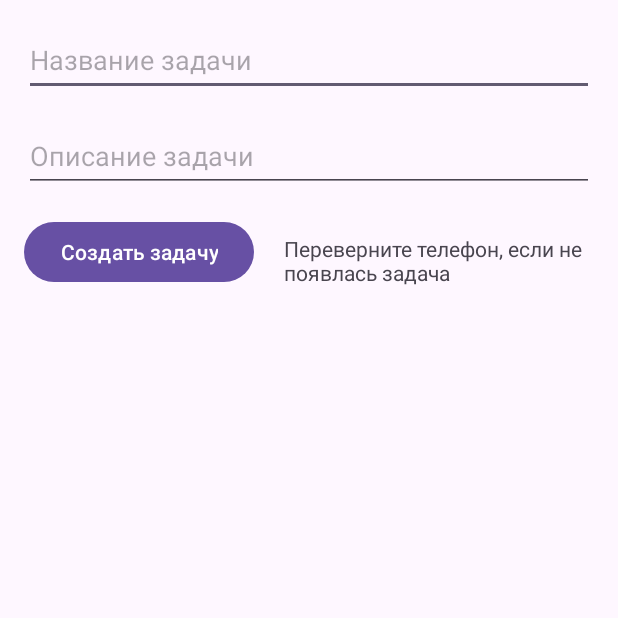
After one commit to daniiiiiiiiiiil/To-do-list, an Android app: the To_do_list screen opened directly, with no data from a screen before it, on a phone screen of 412 x 824 dp, the top half of it. The commit adds this screen. Run offline under Robolectric (Android 15) with nearby library versions, the phone set to English and light mode, and no system bars; our stand-ins replace Firebase (no records; nobody signed in at launch, a user with empty details on screens opened directly).

Commit message:
Практически все готово

```diff
--- a/app/build.gradle.kts
+++ b/app/build.gradle.kts
@@ -33,13 +33,13 @@ android {
 }
 
 dependencies {
-
     implementation(libs.appcompat)
     implementation(libs.material)
     implementation(libs.activity)
     implementation(libs.constraintlayout)
     implementation(libs.firebase.auth)
     implementation(libs.firebase.database)
+    implementation(libs.firebase.firestore)
     testImplementation(libs.junit)
     androidTestImplementation(libs.ext.junit)
     androidTestImplementation(libs.espresso.core)
--- a/app/src/main/AndroidManifest.xml
+++ b/app/src/main/AndroidManifest.xml
@@ -13,6 +13,12 @@
         android:theme="@style/Theme.ToDoList"
         tools:targetApi="31">
         <activity
+            android:name=".TaskAdapter"
+            android:exported="false" />
+        <activity
+            android:name=".To_do_list"
+            android:exported="false" />
+        <activity
             android:name=".MainActivity"
             android:exported="true">
             <intent-filter>
--- /dev/null
+++ b/app/src/main/java/com/example/todolist/TaskAdapter.java
@@ -0,0 +1,65 @@
+package com.example.todolist;
+
+import android.util.Log;
+import android.view.LayoutInflater;
+import android.view.View;
+import android.view.ViewGroup;
+import android.widget.CheckBox;
+import android.widget.TextView;
+
+import androidx.annotation.NonNull;
+import androidx.recyclerview.widget.RecyclerView;
+
+import java.util.List;
+
+public class TaskAdapter extends RecyclerView.Adapter<TaskAdapter.TaskViewHolder> {
+
+    private List<Task> taskList;
+
+    public TaskAdapter(List<Task> taskList) {
+        this.taskList = taskList;
+    }
+
+    @NonNull
+    @Override
+    public TaskViewHolder onCreateViewHolder(@NonNull ViewGroup parent, int viewType) {
+        View view = LayoutInflater.from(parent.getContext()).inflate(R.layout.activity_task_adapter, parent, false); // Исправлено: используем task_item.xml
+        return new TaskViewHolder(view);
+    }
+
+    @Override
+    public void onBindViewHolder(@NonNull TaskViewHolder holder, int position) {
+        Task task = taskList.get(position);
+        holder.textViewTaskTitle.setText(task.getTitle());
+        holder.textViewTaskDescription.setText(task.getDescription());
+
+
+        holder.checkBoxIsCompleted.setOnCheckedChangeListener(null);
+        holder.checkBoxIsCompleted.setChecked(task.isCompleted());
+
+        holder.checkBoxIsCompleted.setOnCheckedChangeListener((buttonView, isChecked) -> {
+            Log.d("CHECKBOX", "Task ID: " + task.getId() + ", isChecked: " + isChecked + ", position: " + position);
+            To_do_list activity = (To_do_list) holder.itemView.getContext();
+            activity.updateTask(task.getId(), isChecked, position);
+        });
+    }
+
+    @Override
+    public int getItemCount() {
+        return taskList.size();
+    }
+
+    static class TaskViewHolder extends RecyclerView.ViewHolder {
+
+        TextView textViewTaskTitle;
+        TextView textViewTaskDescription;
+        CheckBox checkBoxIsCompleted;
+
+        TaskViewHolder(@NonNull View itemView) {
+            super(itemView);
+            textViewTaskTitle = itemView.findViewById(R.id.textViewTaskTitle);
+            textViewTaskDescription = itemView.findViewById(R.id.textViewTaskDescription);
+            checkBoxIsCompleted = itemView.findViewById(R.id.checkBoxIsCompleted);
+        }
+    }
+}
--- /dev/null
+++ b/app/src/main/java/com/example/todolist/To_do_list.java
@@ -0,0 +1,161 @@
+
+package com.example.todolist;
+
+import android.os.Bundle;
+import android.util.Log;
+import android.view.View;
+import android.widget.Button;
+import android.widget.EditText;
+import android.widget.Toast;
+
+import androidx.appcompat.app.AppCompatActivity;
+import androidx.recyclerview.widget.LinearLayoutManager;
+import androidx.recyclerview.widget.RecyclerView;
+
+import com.google.firebase.auth.FirebaseAuth;
+import com.google.firebase.firestore.FirebaseFirestore;
+import com.google.firebase.firestore.QueryDocumentSnapshot;
+
+import java.util.ArrayList;
+import java.util.Date;
+import java.util.HashMap;
+import java.util.List;
+import java.util.Map;
+
+public class To_do_list extends AppCompatActivity {
+
+    private FirebaseAuth mAuth;
+    private EditText editTextTaskName, editTextTaskDescription;
+    private RecyclerView recyclerViewTasks;
+    private FirebaseFirestore db;
+    private TaskAdapter taskAdapter;
+    private List<Task> taskList = new ArrayList<>();
+
+    @Override
+    protected void onCreate(Bundle savedInstanceState) {
+        super.onCreate(savedInstanceState);
+        setContentView(R.layout.activity_to_do_list);
+        init();
+        loadTasks();
+    }
+
+    private void init() {
+        mAuth = FirebaseAuth.getInstance();
+        db = FirebaseFirestore.getInstance();
+
+        editTextTaskName = findViewById(R.id.editTextTaskName);
+        editTextTaskDescription = findViewById(R.id.editTextTaskDescription);
+        recyclerViewTasks = findViewById(R.id.recyclerViewTasks);
+
+
+        recyclerViewTasks.setLayoutManager(new LinearLayoutManager(this));
+        taskAdapter = new TaskAdapter(taskList);
+        recyclerViewTasks.setAdapter(taskAdapter);
+
+    }
+
+
+    public void onCreateTaskClicked(View view) {
+        String taskName = editTextTaskName.getText().toString();
+        String taskDescription = editTextTaskDescription.getText().toString();
+
+        if (!taskName.isEmpty() && !taskDescription.isEmpty()) {
+            String userId = mAuth.getCurrentUser().getUid();
+            onClickCreateTask(userId, taskName, taskDescription);
+            editTextTaskName.setText("");
+            editTextTaskDescription.setText("");
+        } else {
+            Toast.makeText(this, "Пожалуйста, заполните все поля", Toast.LENGTH_SHORT).show();
+        }
+    }
+
+
+    private void loadTasks() {
+        String userId = mAuth.getCurrentUser().getUid();
+        getTasks(userId);
+    }
+
+    public void onClickCreateTask(String userId, String title, String description) {
+        Map<String, Object> task = new HashMap<>();
+        task.put("userId", userId);
+        task.put("title", title);
+        task.put("description", description);
+        task.put("isCompleted", false);
+        task.put("createdAt", new Date());
+
+        db.collection("tasks")
+                .add(task)
+                .addOnSuccessListener(documentReference -> {
+                    Toast.makeText(this, "Задача создана!", Toast.LENGTH_SHORT).show();
+                    loadTasks();
+                })
+                .addOnFailureListener(e -> {
+                    Toast.makeText(this, "Ошибка при создании задачи: " + e.getMessage(), Toast.LENGTH_SHORT).show();
+                });
+    }
+
+    public void getTasks(String userId) {
+        db.collection("tasks")
+                .whereEqualTo("userId", userId)
+                .get()
+                .addOnCompleteListener(task -> {
+                    if (task.isSuccessful()) {
+                        taskList.clear();
+                        for (QueryDocumentSnapshot document : task.getResult()) {
+                            String title = document.getString("title");
+                            String description = document.getString("description");
+                            boolean isCompleted = document.getBoolean("isCompleted");
+                            Date createdAt = document.getDate("createdAt");
+                            String taskId = document.getId();
+                            Task taskObject = new Task(taskId, userId, title, description, isCompleted, createdAt);
+                            taskList.add(taskObject);
+                        }
+                        taskAdapter.notifyDataSetChanged();
+                    } else {
+                        Toast.makeText(this, "Ошибка при загрузке задач: " + task.getException(), Toast.LENGTH_SHORT).show();
+                    }
+                });
+    }
+
+    public void updateTask(String taskId, boolean isCompleted) {
+        db.collection("tasks")
+                .document(taskId)
+                .update("isCompleted", isCompleted)
+                .addOnSuccessListener(aVoid -> {
+                    Toast.makeText(this, "Задача обновлена!", Toast.LENGTH_SHORT).show();
+                    loadTasks();
+                })
+                .addOnFailureListener(e -> {
+                    Toast.makeText(this, "Ошибка при обновлении задачи: " + e.getMessage(), Toast.LENGTH_SHORT).show();
+                });
+    }
+
+    public void deleteTask(String taskId) {
+        db.collection("tasks")
+                .document(taskId)
+                .delete()
+                .addOnSuccessListener(aVoid -> {
+                    Toast.makeText(this, "Задача удалена!", Toast.LENGTH_SHORT).show();
+                    loadTasks();
+                })
+                .addOnFailureListener(e -> {
+                    Toast.makeText(this, "Ошибка при удалении задачи: " + e.getMessage(), Toast.LENGTH_SHORT).show();
+                });
+    }
+    public void updateTask(String taskId, boolean isCompleted, int position) {
+        db.collection("tasks")
+                .document(taskId)
+                .update("isCompleted", isCompleted)
+                .addOnSuccessListener(aVoid -> {
+                    Toast.makeText(this, "Задача обновлена!", Toast.LENGTH_SHORT).show();
+                    // Обновляем isCompleted в списке
+                    taskList.get(position).setCompleted(isCompleted);
+                    // Уведомляем адаптер об изменении элемента
+                    taskAdapter.notifyItemChanged(position);
+                })
+                .addOnFailureListener(e -> {
+                    Toast.makeText(this, "Ошибка при обновлении задачи: " + e.getMessage(), Toast.LENGTH_SHORT).show();
+                });
+    }
+
+}
--- /dev/null
+++ b/app/src/main/res/layout/activity_to_do_list.xml
@@ -0,0 +1,62 @@
+<?xml version="1.0" encoding="utf-8"?>
+<androidx.constraintlayout.widget.ConstraintLayout xmlns:android="http://schemas.android.com/apk/res/android"
+    xmlns:app="http://schemas.android.com/apk/res-auto"
+    xmlns:tools="http://schemas.android.com/tools"
+    android:id="@+id/main"
+    android:layout_width="match_parent"
+    android:layout_height="match_parent"
+    tools:context=".To_do_list">
+
+    <EditText
+        android:id="@+id/editTextTaskName"
+        android:layout_width="0dp"
+        android:layout_height="wrap_content"
+        android:layout_margin="16dp"
+        android:hint="Название задачи"
+        android:minHeight="48dp"
+        app:layout_constraintEnd_toEndOf="parent"
+        app:layout_constraintStart_toStartOf="parent"
+        app:layout_constraintTop_toTopOf="parent" />
+
+    <EditText
+        android:id="@+id/editTextTaskDescription"
+        android:layout_width="0dp"
+        android:layout_height="wrap_content"
+        android:layout_margin="16dp"
+        android:hint="Описание задачи"
+        android:minHeight="48dp"
+        app:layout_constraintEnd_toEndOf="parent"
+        app:layout_constraintStart_toStartOf="parent"
+        app:layout_constraintTop_toBottomOf="@+id/editTextTaskName" />
+
+    <Button
+        android:id="@+id/buttonCreateTask"
+        android:layout_width="wrap_content"
+        android:layout_height="wrap_content"
+        android:text="Создать задачу"
+        android:onClick="onCreateTaskClicked"
+        app:layout_constraintTop_toBottomOf="@+id/editTextTaskDescription"
+        app:layout_constraintStart_toStartOf="parent"
+        android:layout_margin="16dp"/>
+
+    <androidx.recyclerview.widget.RecyclerView
+        android:id="@+id/recyclerViewTasks"
+        android:layout_width="0dp"
+        android:layout_height="0dp"
+        app:layout_constraintTop_toBottomOf="@+id/buttonCreateTask"
+        app:layout_constraintBottom_toBottomOf="parent"
+        app:layout_constraintStart_toStartOf="parent"
+        app:layout_constraintEnd_toEndOf="parent"
+        android:layout_margin="16dp"/>
+
+    <TextView
+        android:id="@+id/textView"
+        android:layout_width="204dp"
+        android:layout_height="36dp"
+        android:layout_marginStart="20dp"
+        android:layout_marginTop="28dp"
+        android:text="Переверните телефон, если не появлась задача"
+        app:layout_constraintStart_toEndOf="@+id/buttonCreateTask"
+        app:layout_constraintTop_toBottomOf="@+id/editTextTaskDescription"
+        tools:ignore="MissingConstraints" />
+</androidx.constraintlayout.widget.ConstraintLayout>
--- a/gradle/libs.versions.toml
+++ b/gradle/libs.versions.toml
@@ -10,6 +10,7 @@ constraintlayout = "2.2.0"
 googleGmsGoogleServices = "4.4.2"
 firebaseAuth = "23.2.0"
 firebaseDatabase = "21.0.0"
+firebaseFirestore = "25.1.2"
 
 [libraries]
 junit = { group = "junit", name = "junit", version.ref = "junit" }
@@ -21,6 +22,7 @@ activity = { group = "androidx.activity", name = "activity", version.ref = "acti
 constraintlayout = { group = "androidx.constraintlayout", name = "constraintlayout", version.ref = "constraintlayout" }
 firebase-auth = { group = "com.google.firebase", name = "firebase-auth", version.ref = "firebaseAuth" }
 firebase-database = { group = "com.google.firebase", name = "firebase-database", version.ref = "firebaseDatabase" }
+firebase-firestore = { group = "com.google.firebase", name = "firebase-firestore", version.ref = "firebaseFirestore" }
 
 [plugins]
 android-application = { id = "com.android.application", version.ref = "agp" }
```
Also changed, not shown: app/src/main/java/com/example/todolist/MainActivity.java (+77 -33 lines), app/src/main/java/com/example/todolist/Task.java (added, +53 -0 lines), app/src/main/res/layout/activity_main.xml (+46 -6 lines), app/src/main/res/layout/activity_task_adapter.xml (added, +29 -0 lines), 2 other files.
